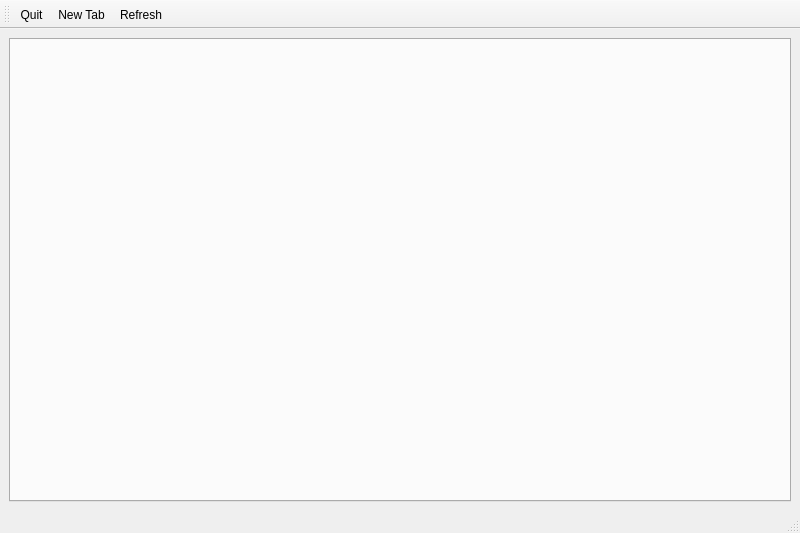
Before: the Qt Designer form src/rcon_window.ui in jjzhang166/RconGui, drawn with Qt 5.
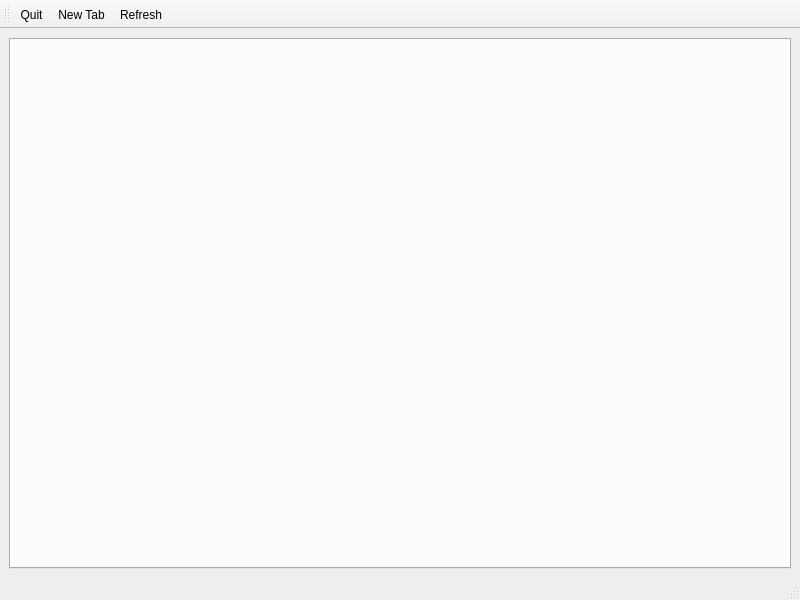
After: the same form once the commit is applied. Icons and pictures are not drawn.

What changed in the file:
```diff
--- a/src/rcon_window.ui
+++ b/src/rcon_window.ui
@@ -7,7 +7,7 @@
     <x>0</x>
     <y>0</y>
     <width>800</width>
-    <height>533</height>
+    <height>600</height>
    </rect>
   </property>
   <property name="windowTitle">
```
Left out of the diff: 3 changed lines with no effect on the pictures.
